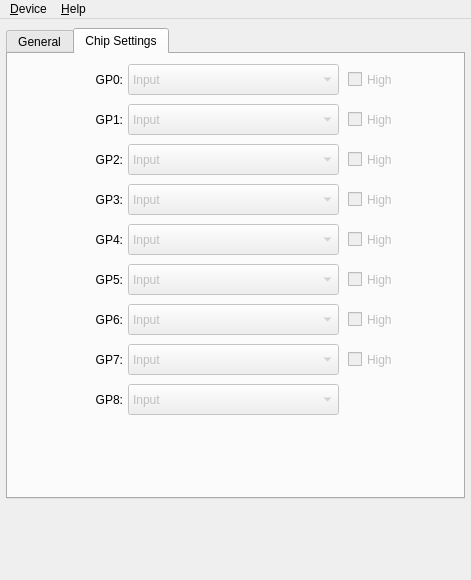
Above: src/configuratorwindow.ui from bloguetronica/mcp2210-conf before the change. Below: the same form after it.
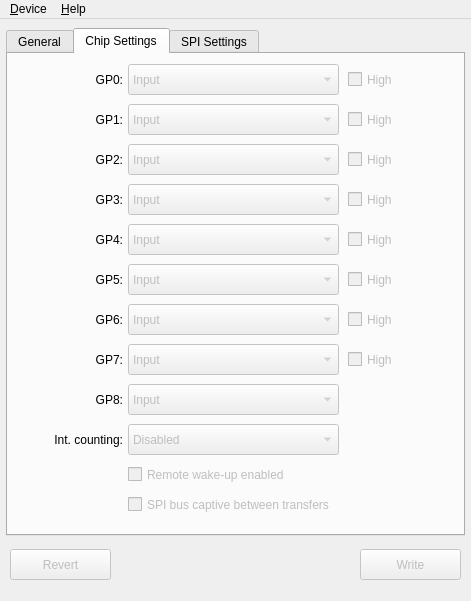
That is the form after the change. The open tabs and pages were chosen to show the change. Icons and pictures are not drawn.

```diff
--- a/src/configuratorwindow.ui
+++ b/src/configuratorwindow.ui
@@ -7,19 +7,19 @@
     <x>0</x>
     <y>0</y>
     <width>471</width>
-    <height>580</height>
+    <height>601</height>
    </rect>
   </property>
   <property name="minimumSize">
    <size>
     <width>471</width>
-    <height>0</height>
+    <height>601</height>
    </size>
   </property>
   <property name="maximumSize">
    <size>
     <width>471</width>
-    <height>16777215</height>
+    <height>601</height>
    </size>
   </property>
   <property name="windowTitle">
@@ -46,7 +46,7 @@
       <x>6</x>
       <y>9</y>
       <width>459</width>
-      <height>471</height>
+      <height>508</height>
      </rect>
     </property>
     <property name="currentIndex">
@@ -865,7 +865,130 @@
        </property>
       </item>
      </widget>
+     <widget class="QComboBox" name="comboBoxInterruptCounting">
+      <property name="enabled">
+       <bool>false</bool>
+      </property>
+      <property name="geometry">
+       <rect>
+        <x>120</x>
+        <y>370</y>
+        <width>211</width>
+        <height>31</height>
+       </rect>
+      </property>
+      <item>
+       <property name="text">
+        <string>Disabled</string>
+       </property>
+      </item>
+      <item>
+       <property name="text">
+        <string>Falling edges</string>
+       </property>
+      </item>
+      <item>
+       <property name="text">
+        <string>Rising edges</string>
+       </property>
+      </item>
+      <item>
+       <property name="text">
+        <string>Low pulses</string>
+       </property>
+      </item>
+      <item>
+       <property name="text">
+        <string>High pulses</string>
+       </property>
+      </item>
+     </widget>
+     <widget class="QLabel" name="labelInterruptCounting">
+      <property name="geometry">
+       <rect>
+        <x>10</x>
+        <y>377</y>
+        <width>105</width>
+        <height>17</height>
+       </rect>
+      </property>
+      <property name="text">
+       <string>Int. counting:</string>
+      </property>
+      <property name="alignment">
+       <set>Qt::AlignRight|Qt::AlignTrailing|Qt::AlignVCenter</set>
+      </property>
+     </widget>
+     <widget class="QCheckBox" name="checkBoxRemoteWakeUp">
+      <property name="enabled">
+       <bool>false</bool>
+      </property>
+      <property name="geometry">
+       <rect>
+        <x>120</x>
+        <y>410</y>
+        <width>321</width>
+        <height>21</height>
+       </rect>
+      </property>
+      <property name="text">
+       <string>Remote wake-up enabled</string>
+      </property>
+     </widget>
+     <widget class="QCheckBox" name="checkBoxSPIBusCaptive">
+      <property name="enabled">
+       <bool>false</bool>
+      </property>
+      <property name="geometry">
+       <rect>
+        <x>120</x>
+        <y>440</y>
+        <width>321</width>
+        <height>21</height>
+       </rect>
+      </property>
+      <property name="text">
+       <string>SPI bus captive between transfers</string>
+      </property>
+     </widget>
     </widget>
+    <widget class="QWidget" name="tabSPISettings">
+     <attribute name="title">
+      <string>SPI Settings</string>
+     </attribute>
+    </widget>
+   </widget>
+   <widget class="QPushButton" name="pushButtonRevert">
+    <property name="enabled">
+     <bool>false</bool>
+    </property>
+    <property name="geometry">
+     <rect>
+      <x>10</x>
+      <y>530</y>
+      <width>101</width>
+      <height>31</height>
+     </rect>
+    </property>
+    <property name="text">
+     <string>Revert</string>
+    </property>
+   </widget>
+   <widget class="QPushButton" name="pushButtonWrite">
+    <property name="enabled">
+     <bool>false</bool>
+    </property>
+    <property name="geometry">
+     <rect>
+      <x>360</x>
+      <y>530</y>
+      <width>101</width>
+      <height>31</height>
+     </rect>
+    </property>
+    <property name="text">
+     <string>Write</string>
+    </property>
    </widget>
   </widget>
   <widget class="QMenuBar" name="menuBar">
```
Left out of the diff: 2 changed lines with no effect on the pictures.
